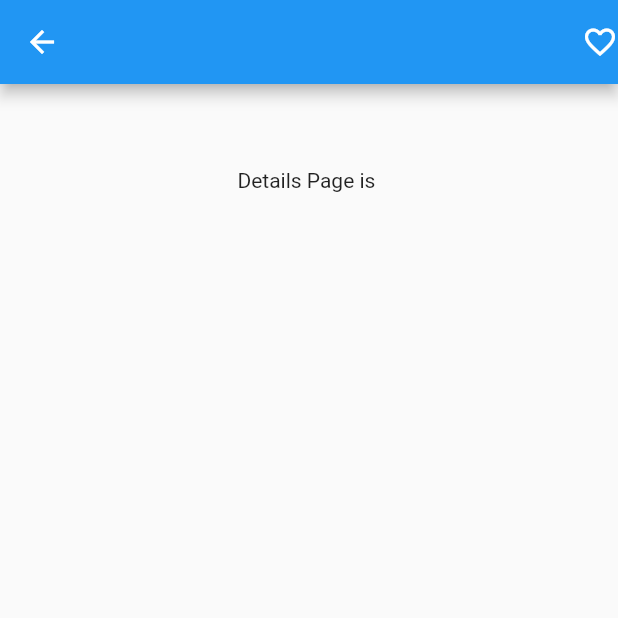
After one commit to Tolulope05/wine_ecommerce, a Flutter app: the HomeScreen screen opened directly, after a tap on "Domaine Carneros Le Reve Blanc 2014", on a phone screen of 412 x 824 dp, the top half of it. The commit adds this screen. Run offline on Flutter 3.47's test engine with Material 2 defaults, Android fonts, the phone set to English and light mode, and no system bars; our stand-ins replace flutter_svg; missing offline and left inert: floating_navbar.

Commit message:
major stask done.. want to eat now

```diff
--- /dev/null
+++ b/lib/model/wine_model.dart
@@ -0,0 +1,31 @@
+class Wine {
+  int id;
+  String name;
+  String description;
+  String price;
+  String imageUrl;
+  String sugar;
+  String calories;
+
+  Wine({
+    required this.id,
+    required this.name,
+    required this.description,
+    required this.price,
+    required this.imageUrl,
+    required this.sugar,
+    required this.calories,
+  });
+
+  factory Wine.fromJson(Map<String, dynamic> json) {
+    return Wine(
+      id: json["id"],
+      name: json['name'],
+      description: json['description'],
+      price: json['price'],
+      imageUrl: json['imageUrl'],
+      sugar: json['sugar'],
+      calories: json['calories'],
+    );
+  }
+}
--- a/lib/repository/services/navigation_services.dart
+++ b/lib/repository/services/navigation_services.dart
@@ -5,4 +5,13 @@ class NavigationServices {
   void navigateToHomePage(BuildContext context) {
     Navigator.pushReplacementNamed(context, RoutesName.mainRoute);
   }
+
+  void navigateToDetailsPage(
+    BuildContext context,
+  ) {
+    Navigator.pushNamed(
+      context,
+      RoutesName.detailsPageRoute,
+    );
+  }
 }
--- a/lib/routes/routes.dart
+++ b/lib/routes/routes.dart
@@ -2,6 +2,7 @@ import 'package:flutter/material.dart';
 import 'package:wine_ecommerce/routes/route_name.dart';
 import 'package:wine_ecommerce/view/main_screen.dart';
 import 'package:wine_ecommerce/view/intro_screen/intro_screen.dart';
+import 'package:wine_ecommerce/view/product_details_screen.dart';
 
 class Routes {
   static Route<dynamic> onGenerateRoute(RouteSettings settings) {
@@ -14,6 +15,11 @@ class Routes {
         return MaterialPageRoute(
           builder: (BuildContext context) => const IntroScreen(),
         );
+      case RoutesName.detailsPageRoute:
+        return MaterialPageRoute(
+          builder: (context) => ProductDetailsScreen(),
+        );
+
       default:
         return MaterialPageRoute(
           builder: (context) => const Scaffold(
--- a/lib/view/home_screen.dart
+++ b/lib/view/home_screen.dart
@@ -103,14 +103,16 @@ class _HomeScreenState extends State<HomeScreen> {
                 ),
               ),
               GridView.builder(
-                physics: NeverScrollableScrollPhysics(),
+                physics: const NeverScrollableScrollPhysics(),
                 shrinkWrap: true,
                 itemCount: 10,
                 gridDelegate: const SliverGridDelegateWithFixedCrossAxisCount(
                   crossAxisCount: 2,
                 ),
                 itemBuilder: ((context, index) {
-                  return WineCard();
+                  return WineCard(
+                    index: index,
+                  );
                 }),
               ),
             ],
--- /dev/null
+++ b/lib/view/product_details_screen.dart
@@ -0,0 +1,29 @@
+import 'package:flutter/material.dart';
+
+class ProductDetailsScreen extends StatelessWidget {
+  const ProductDetailsScreen({Key? key}) : super(key: key);
+
+  @override
+  Widget build(BuildContext context) {
+    return Scaffold(
+      // extendBodyBehindAppBar: true,
+      appBar: AppBar(
+        actions: [
+          GestureDetector(
+            child: const Icon(Icons.favorite_border),
+          )
+        ],
+      ),
+      body: Column(
+        children: [
+          Container(
+            height: kToolbarHeight,
+          ),
+          Center(
+            child: Text("Details Page is "),
+          )
+        ],
+      ),
+    );
+  }
+}
--- a/lib/view_model/home_screen_model.dart
+++ b/lib/view_model/home_screen_model.dart
@@ -1,6 +1,14 @@
 import 'package:flutter/cupertino.dart';
 
+import '../repository/services/navigation_services.dart';
+
 class HomeScreenModel extends ChangeNotifier {
+  final NavigationServices _navigationServices = NavigationServices();
+
+  void goToDetailsPage(BuildContext context) {
+    _navigationServices.navigateToDetailsPage(context);
+  }
+
   List<String> tags = [
     "Red",
     "White",
@@ -10,6 +18,5 @@ class HomeScreenModel extends ChangeNotifier {
     "Fortified",
     "Barlett",
     "Queens",
-    "Homes",
   ];
 }
--- /dev/null
+++ b/lib/view_model/product_detail_model.dart
@@ -0,0 +1,3 @@
+import 'package:flutter/cupertino.dart';
+
+class ProductDetailsModel with ChangeNotifier {}
--- a/lib/widgets/wine_card.dart
+++ b/lib/widgets/wine_card.dart
@@ -1,16 +1,26 @@
 import 'package:flutter/material.dart';
+import 'package:provider/provider.dart';
 import 'package:wine_ecommerce/database/consts.dart';
 
+import '../view_model/home_screen_model.dart';
+
 class WineCard extends StatelessWidget {
-  const WineCard({Key? key}) : super(key: key);
+  final int index;
+  const WineCard({
+    Key? key,
+    required this.index,
+  }) : super(key: key);
 
   @override
   Widget build(BuildContext context) {
     double num = 199.99;
-    double deviceWidth = MediaQuery.of(context).size.width;
-    return Stack(children: [
+    HomeScreenModel model = Provider.of<HomeScreenModel>(context);
+    return GestureDetector(
+      onTap: () {
+        model.goToDetailsPage(context);
+      },
+      child: Stack(children: [
         Container(
-        // width: deviceWidth * 0.6,
           margin: const EdgeInsets.all(10),
           padding: const EdgeInsets.symmetric(horizontal: 10, vertical: 10),
           decoration: BoxDecoration(
@@ -73,6 +83,7 @@ class WineCard extends StatelessWidget {
             top: 10,
             child:
                 IconButton(onPressed: () {}, icon: Icon(Icons.favorite_border)))
-    ]);
+      ]),
+    );
   }
 }
```
Also changed, not shown: lib/database/test_db.dart (added, +104 -0 lines). Lines whose indentation alone changed are shown as unchanged.
